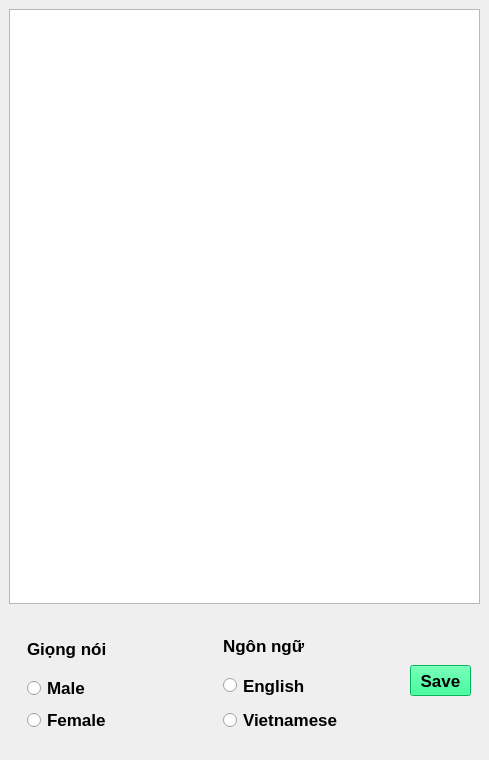
Old version of the form ai_gui.ui in the repository nerin321/Ai_nerin.
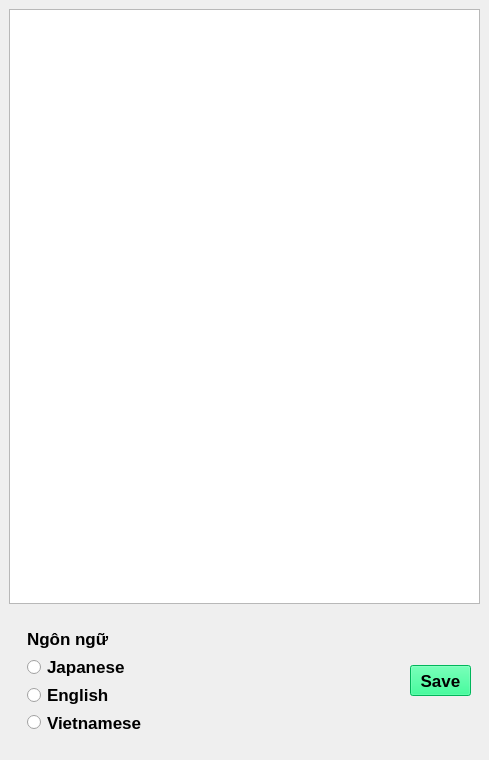
New version of the form. The open tabs and pages were chosen to show the change. Icons and pictures are not drawn.

What changed in the file:
```diff
--- a/ai_gui.ui
+++ b/ai_gui.ui
@@ -171,60 +171,6 @@
       </widget>
       <widget class="QWidget" name="setting_box">
        <layout class="QHBoxLayout" name="horizontalLayout_3">
-        <item>
-         <widget class="QWidget" name="set_void" native="true">
-          <property name="maximumSize">
-           <size>
-            <width>16777215</width>
-            <height>123</height>
-           </size>
-          </property>
-          <layout class="QVBoxLayout" name="verticalLayout">
-           <item>
-            <widget class="QLabel" name="label">
-             <property name="font">
-              <font>
-               <pointsize>13</pointsize>
-               <weight>75</weight>
-               <bold>true</bold>
-              </font>
-             </property>
-             <property name="text">
-              <string>Giọng nói</string>
-             </property>
-            </widget>
-           </item>
-           <item>
-            <widget class="QRadioButton" name="male_rad_btn">
-             <property name="font">
-              <font>
-               <pointsize>13</pointsize>
-               <weight>75</weight>
-               <bold>true</bold>
-              </font>
-             </property>
-             <property name="text">
-              <string>Male</string>
-             </property>
-            </widget>
-           </item>
-           <item>
-            <widget class="QRadioButton" name="female_rad_btn">
-             <property name="font">
-              <font>
-               <pointsize>13</pointsize>
-               <weight>75</weight>
-               <bold>true</bold>
-              </font>
-             </property>
-             <property name="text">
-              <string>Female</string>
-             </property>
-            </widget>
-           </item>
-          </layout>
-         </widget>
-        </item>
         <item>
          <widget class="QWidget" name="set_lang" native="true">
           <property name="maximumSize">
@@ -233,9 +179,15 @@
             <height>141</height>
            </size>
           </property>
-          <layout class="QVBoxLayout" name="verticalLayout_2">
-           <item>
             <widget class="QLabel" name="label_2">
+           <property name="geometry">
+            <rect>
+             <x>9</x>
+             <y>9</y>
+             <width>368</width>
+             <height>22</height>
+            </rect>
+           </property>
              <property name="font">
               <font>
                <pointsize>13</pointsize>
@@ -247,9 +199,15 @@
               <string>Ngôn ngữ</string>
              </property>
             </widget>
-           </item>
-           <item>
             <widget class="QRadioButton" name="eng_rad_btn">
+           <property name="geometry">
+            <rect>
+             <x>9</x>
+             <y>65</y>
+             <width>368</width>
+             <height>22</height>
+            </rect>
+           </property>
              <property name="maximumSize">
               <size>
                <width>16777215</width>
@@ -267,9 +225,15 @@
               <string>English</string>
              </property>
             </widget>
-           </item>
-           <item>
             <widget class="QRadioButton" name="vn_rad_btn">
+           <property name="geometry">
+            <rect>
+             <x>9</x>
+             <y>93</y>
+             <width>368</width>
+             <height>21</height>
+            </rect>
+           </property>
              <property name="font">
               <font>
                <pointsize>13</pointsize>
@@ -281,8 +245,26 @@
               <string>Vietnamese</string>
              </property>
             </widget>
-           </item>
-          </layout>
+          <widget class="QRadioButton" name="jap_rad_btn">
+           <property name="geometry">
+            <rect>
+             <x>9</x>
+             <y>37</y>
+             <width>368</width>
+             <height>22</height>
+            </rect>
+           </property>
+           <property name="font">
+            <font>
+             <pointsize>13</pointsize>
+             <weight>75</weight>
+             <bold>true</bold>
+            </font>
+           </property>
+           <property name="text">
+            <string>Japanese</string>
+           </property>
+          </widget>
          </widget>
         </item>
         <item>
```
Left out of the diff: 17 changed lines with no effect on the pictures. Lines whose indentation alone changed are shown as unchanged.
